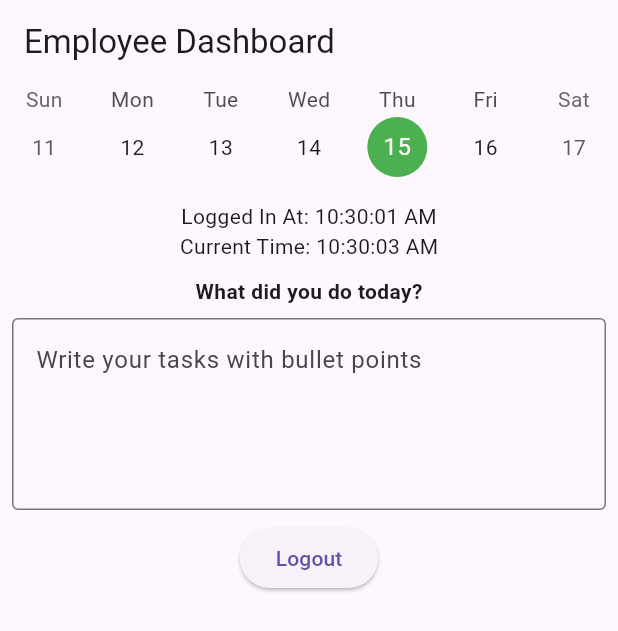
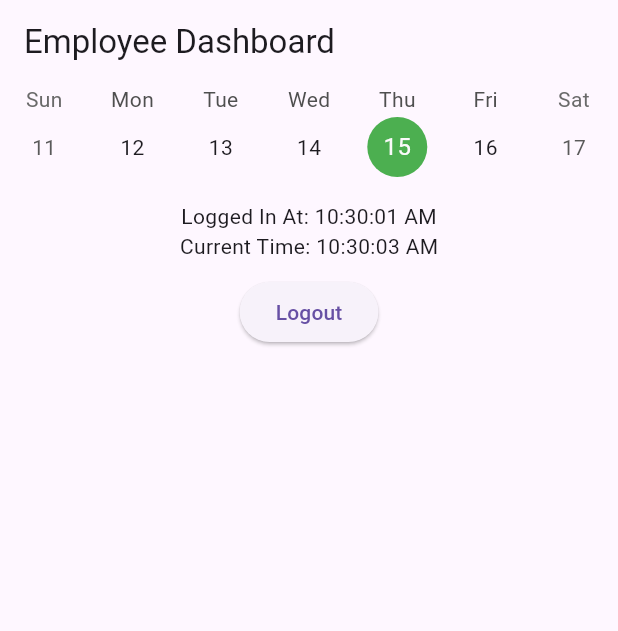
Before and after one commit to sourabhsk8/imgg, a Flutter app: the EmployeeDashboard screen opened directly, after a tap on "Login", on a phone screen of 412 x 824 dp. Shown: the top 631 px of the screen. Run offline on Flutter 3.47's test engine with Material 3 defaults, Android fonts, the light colour scheme and no system bars; drawn by our look-alikes of table_calendar; our stand-ins replace cloud_firestore, firebase_auth, firebase_core; accounts and stored records are empty.

Commit message:
description removal

```diff
--- a/lib/main.dart
+++ b/lib/main.dart
@@ -385,11 +385,9 @@ class _EmployeeDashboardState extends State<EmployeeDashboard> {
   DateTime _selectedDay = DateTime.now();
   String loginTime = '';
   String logoutTime = '';
-  String description = '';
   bool isLoggedIn = false;
   Timer? _timer;
   String currentTime = '';
-  final TextEditingController _descController = TextEditingController();
 
   final uid = FirebaseAuth.instance.currentUser!.uid;
 
@@ -423,15 +421,11 @@ class _EmployeeDashboardState extends State<EmployeeDashboard> {
       if (doc.exists) {
         loginTime = doc['login'] ?? '00';
         logoutTime = doc['logout'] ?? '00';
-        description = doc['description'] ?? '';
-        _descController.text = description;
         isLoggedIn = doc['login'] != null && doc['logout'] == null;
       } else {
         loginTime = '00';
         logoutTime = '00';
-        description = '';
         isLoggedIn = false;
-        _descController.clear();
       }
     });
   }
@@ -456,7 +450,6 @@ class _EmployeeDashboardState extends State<EmployeeDashboard> {
   Future<void> _handleLogout() async {
     final docId = DateFormat('yyyy-MM-dd').format(_selectedDay);
     final now = DateFormat('hh:mm:ss a').format(DateTime.now());
-    final desc = _descController.text.trim();
 
     await FirebaseFirestore.instance
         .collection('attendance')
@@ -465,7 +458,6 @@ class _EmployeeDashboardState extends State<EmployeeDashboard> {
         .doc(docId)
         .set({
       'logout': now,
-      'description': desc,
     }, SetOptions(merge: true));
 
     setState(() {
@@ -484,7 +476,6 @@ class _EmployeeDashboardState extends State<EmployeeDashboard> {
   @override
   void dispose() {
     _timer?.cancel();
-    _descController.dispose();
     super.dispose();
   }
 
@@ -523,18 +514,6 @@ class _EmployeeDashboardState extends State<EmployeeDashboard> {
             Text("Logged In At: $loginTime"),
             Text("Current Time: $currentTime"),
             const SizedBox(height: 10),
-            const Text("What did you do today?", style: TextStyle(fontWeight: FontWeight.bold)),
-            Padding(
-              padding: const EdgeInsets.all(8.0),
-              child: TextField(
-                controller: _descController,
-                maxLines: 4,
-                decoration: const InputDecoration(
-                  border: OutlineInputBorder(),
-                  hintText: 'Write your tasks with bullet points',
-                ),
-              ),
-            ),
             ElevatedButton(
               onPressed: _handleLogout,
               child: const Text('Logout'),
@@ -542,11 +521,6 @@ class _EmployeeDashboardState extends State<EmployeeDashboard> {
           ] else ...[
             Text("Login Time: $loginTime"),
             Text("Logout Time: $logoutTime"),
-            if (description.isNotEmpty)
-              Padding(
-                padding: const EdgeInsets.all(8.0),
-                child: Text("Description:\n$description"),
-              ),
           ],
         ],
       ),
```
